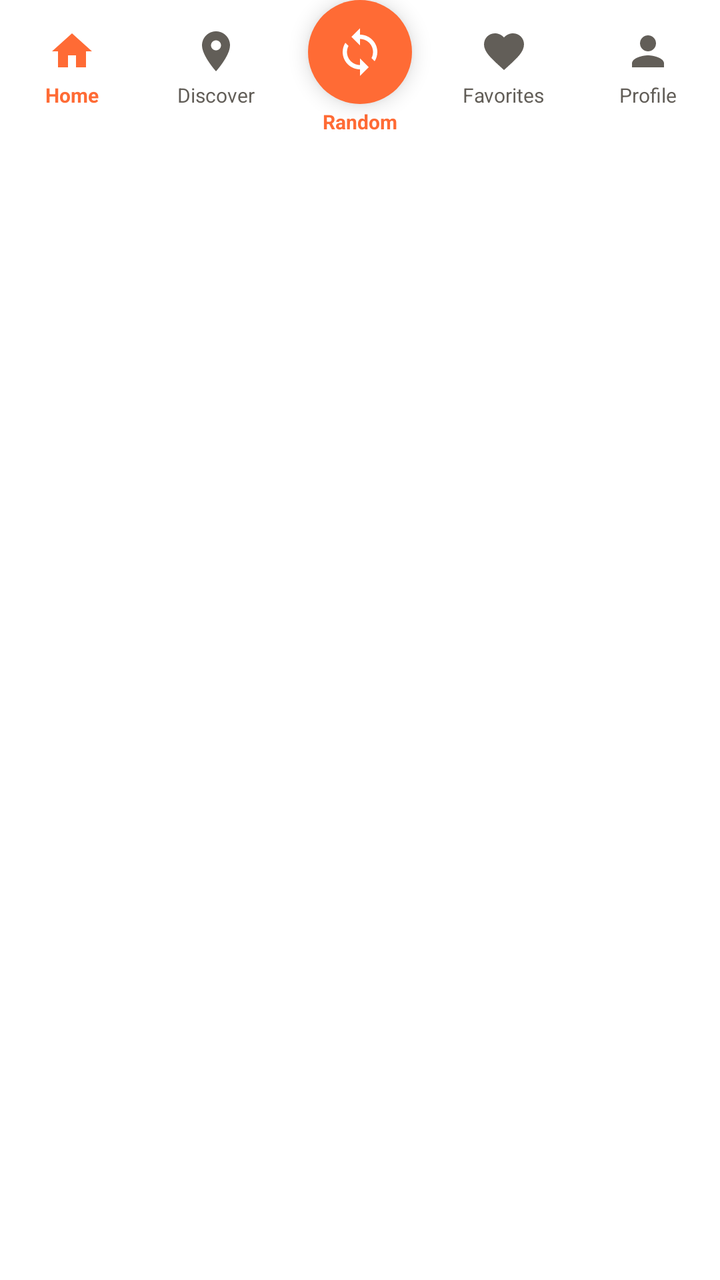
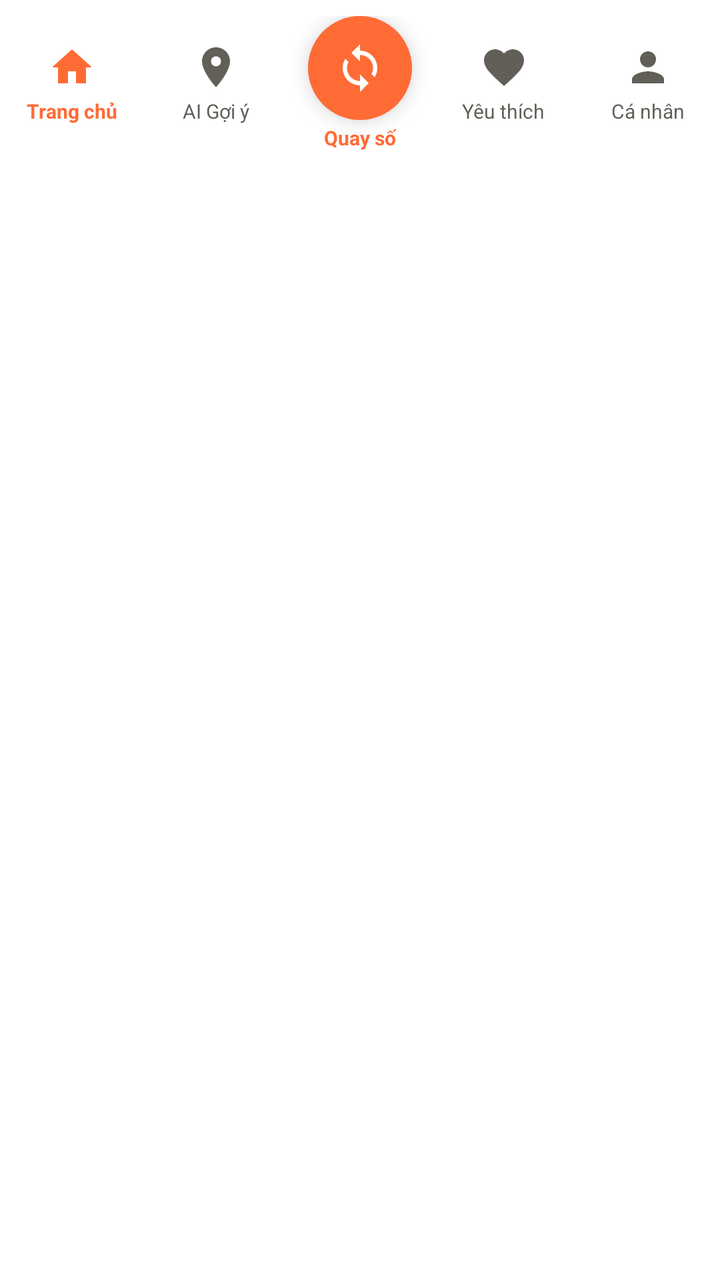

The first picture is an Android layout as it rendered before a commit; the second is the same layout after the commit. The layout source and the unified diff follow.
<!-- AndroidManifest.xml: application theme Theme.AnGi_DiDau -->
<!-- res/layout/layout_bottom_nav.xml -->
<?xml version="1.0" encoding="utf-8"?>
<androidx.cardview.widget.CardView
    xmlns:android="http://schemas.android.com/apk/res/android"
    xmlns:app="http://schemas.android.com/apk/res-auto"
    android:layout_width="match_parent"
    android:layout_height="wrap_content"
    android:layout_gravity="bottom"
    app:cardElevation="12dp"
    app:cardCornerRadius="0dp"
    app:cardBackgroundColor="@color/surface_container_lowest">

    <LinearLayout
        android:layout_width="match_parent"
        android:layout_height="68dp"
        android:orientation="horizontal"
        android:gravity="center"
        android:weightSum="5">

        
        <LinearLayout
            android:id="@+id/navHome"
            android:layout_width="0dp"
            android:layout_height="match_parent"
            android:layout_weight="1"
            android:gravity="center"
            android:orientation="vertical"
            android:paddingTop="8dp"
            android:paddingBottom="8dp"
            android:clickable="true"
            android:focusable="true"
            android:background="?attr/selectableItemBackgroundBorderless">

            <ImageView
                android:id="@+id/ivNavHome"
                android:layout_width="24dp"
                android:layout_height="24dp"
                android:src="@drawable/ic_home"
                app:tint="@color/primary_container"/>

            <TextView
                android:id="@+id/tvNavHome"
                android:layout_width="wrap_content"
                android:layout_height="wrap_content"
                android:layout_marginTop="3dp"
                android:text="Home"
                android:textColor="@color/primary_container"
                android:textSize="10sp"
                android:textStyle="bold"/>

        </LinearLayout>

        
        <LinearLayout
            android:id="@+id/navDiscover"
            android:layout_width="0dp"
            android:layout_height="match_parent"
            android:layout_weight="1"
            android:gravity="center"
            android:orientation="vertical"
            android:paddingTop="8dp"
            android:paddingBottom="8dp"
            android:clickable="true"
            android:focusable="true"
            android:background="?attr/selectableItemBackgroundBorderless">

            <ImageView
                android:id="@+id/ivNavDiscover"
                android:layout_width="24dp"
                android:layout_height="24dp"
                android:src="@drawable/ic_discover"
                app:tint="@color/secondary"/>

            <TextView
                android:id="@+id/tvNavDiscover"
                android:layout_width="wrap_content"
                android:layout_height="wrap_content"
                android:layout_marginTop="3dp"
                android:text="Discover"
                android:textColor="@color/secondary"
                android:textSize="10sp"/>

        </LinearLayout>

        
        <LinearLayout
            android:id="@+id/navRandom"
            android:layout_width="0dp"
            android:layout_height="match_parent"
            android:layout_weight="1"
            android:gravity="center"
            android:orientation="vertical"
            android:clickable="true"
            android:focusable="true"
            android:background="?attr/selectableItemBackgroundBorderless">

            
            <FrameLayout
                android:layout_width="52dp"
                android:layout_height="52dp"
                android:background="@drawable/bg_circle_primary"
                android:elevation="6dp"
                android:layout_marginBottom="2dp">

                <ImageView
                    android:layout_width="26dp"
                    android:layout_height="26dp"
                    android:layout_gravity="center"
                    android:src="@drawable/ic_spin"
                    android:contentDescription="Random"/>

            </FrameLayout>

            <TextView
                android:id="@+id/tvNavRandom"
                android:layout_width="wrap_content"
                android:layout_height="wrap_content"
                android:text="Random"
                android:textColor="@color/primary_container"
                android:textSize="10sp"
                android:textStyle="bold"/>

        </LinearLayout>

        
        <LinearLayout
            android:id="@+id/navFavorites"
            android:layout_width="0dp"
            android:layout_height="match_parent"
            android:layout_weight="1"
            android:gravity="center"
            android:orientation="vertical"
            android:paddingTop="8dp"
            android:paddingBottom="8dp"
            android:clickable="true"
            android:focusable="true"
            android:background="?attr/selectableItemBackgroundBorderless">

            <ImageView
                android:id="@+id/ivNavFavorites"
                android:layout_width="24dp"
                android:layout_height="24dp"
                android:src="@drawable/ic_heart"
                app:tint="@color/secondary"/>

            <TextView
                android:id="@+id/tvNavFavorites"
                android:layout_width="wrap_content"
                android:layout_height="wrap_content"
                android:layout_marginTop="3dp"
                android:text="Favorites"
                android:textColor="@color/secondary"
                android:textSize="10sp"/>

        </LinearLayout>

        
        <LinearLayout
            android:id="@+id/navProfile"
            android:layout_width="0dp"
            android:layout_height="match_parent"
            android:layout_weight="1"
            android:gravity="center"
            android:orientation="vertical"
            android:paddingTop="8dp"
            android:paddingBottom="8dp"
            android:clickable="true"
            android:focusable="true"
            android:background="?attr/selectableItemBackgroundBorderless">

            <ImageView
                android:id="@+id/ivNavProfile"
                android:layout_width="24dp"
                android:layout_height="24dp"
                android:src="@drawable/ic_person"
                app:tint="@color/secondary"/>

            <TextView
                android:id="@+id/tvNavProfile"
                android:layout_width="wrap_content"
                android:layout_height="wrap_content"
                android:layout_marginTop="3dp"
                android:text="Profile"
                android:textColor="@color/secondary"
                android:textSize="10sp"/>

        </LinearLayout>

    </LinearLayout>

</androidx.cardview.widget.CardView>
<!-- resources referenced by this layout -->
<resources>
  <color name="primary_container">#FF6B35</color>
  <color name="secondary">#625E58</color>
  <color name="surface_container_lowest">#FFFFFF</color>
  <!-- drawable bg_circle_primary (drawable) -->
  <?xml version="1.0" encoding="utf-8"?>
  <shape xmlns:android="http://schemas.android.com/apk/res/android"
      android:shape="oval">
      <solid android:color="@color/primary_container"/>
  </shape>
  <!-- drawable ic_discover (drawable) -->
  <?xml version="1.0" encoding="utf-8"?>
  <vector xmlns:android="http://schemas.android.com/apk/res/android"
      android:width="24dp"
      android:height="24dp"
      android:viewportWidth="24"
      android:viewportHeight="24">
      <path
          android:fillColor="#FF000000"
          android:pathData="M12,2C8.13,2 5,5.13 5,9c0,5.25 7,13 7,13s7,-7.75 7,-13c0,-3.87 -3.13,-7 -7,-7zM12,11.5c-1.38,0 -2.5,-1.12 -2.5,-2.5s1.12,-2.5 2.5,-2.5 2.5,1.12 2.5,2.5 -1.12,2.5 -2.5,2.5z"/>
  </vector>
  <!-- drawable ic_heart (drawable) -->
  <?xml version="1.0" encoding="utf-8"?>
  <vector xmlns:android="http://schemas.android.com/apk/res/android"
      android:width="24dp"
      android:height="24dp"
      android:viewportWidth="24"
      android:viewportHeight="24">
      <path
          android:fillColor="#FF000000"
          android:pathData="M12,21.35l-1.45,-1.32C5.4,15.36 2,12.28 2,8.5 2,5.42 4.42,3 7.5,3c1.74,0 3.41,0.81 4.5,2.09C13.09,3.81 14.76,3 16.5,3 19.58,3 22,5.42 22,8.5c0,3.78 -3.4,6.86 -8.55,11.54L12,21.35z"/>
  </vector>
  <!-- drawable ic_home (drawable) -->
  <?xml version="1.0" encoding="utf-8"?>
  <vector xmlns:android="http://schemas.android.com/apk/res/android"
      android:width="24dp"
      android:height="24dp"
      android:viewportWidth="24"
      android:viewportHeight="24">
      <path
          android:fillColor="#FF000000"
          android:pathData="M10,20v-6h4v6h5v-8h3L12,3 2,12h3v8z"/>
  </vector>
  <!-- drawable ic_person (drawable) -->
  <vector xmlns:android="http://schemas.android.com/apk/res/android"
      android:width="24dp"
      android:height="24dp"
      android:viewportWidth="24"
      android:viewportHeight="24">
    <path
        android:fillColor="#FF000000"
        android:pathData="M12,12c2.21,0 4,-1.79 4,-4s-1.79,-4 -4,-4s-4,1.79 -4,4s1.79,4 4,4zM12,14c-2.67,0 -8,1.34 -8,4v2h16v-2c0,-2.66 -5.33,-4 -8,-4z"/>
  </vector>
  <!-- drawable ic_spin (drawable) -->
  <?xml version="1.0" encoding="utf-8"?>
  <vector xmlns:android="http://schemas.android.com/apk/res/android"
      android:width="28dp"
      android:height="28dp"
      android:viewportWidth="24"
      android:viewportHeight="24">
      <path
          android:fillColor="#FFFFFF"
          android:pathData="M12,4V1L8,5l4,4V6c3.31,0 6,2.69 6,6 0,1.01-0.25,1.97-0.7,2.8l1.46,1.46C19.54,15.03 20,13.57 20,12c0-4.42-3.58-8-8-8zm0,14c-3.31,0-6-2.69-6-6 0-1.01,0.25-1.97,0.7-2.8L5.24,7.74C4.46,8.97 4,10.43 4,12c0,4.42 3.58,8 8,8v3l4-4-4-4v3z"/>
  </vector>
  <style name="Theme.AnGi_DiDau" parent="Base.Theme.AnGi_DiDau" />
  <style name="Base.Theme.AnGi_DiDau" parent="Theme.Material3.DayNight.NoActionBar">
          
          
      </style>
</resources>

<!-- the commit's change to res/layout/layout_bottom_nav.xml (unified diff, before → after) -->
@@ -11,9 +11,10 @@
 
     <LinearLayout
         android:layout_width="match_parent"
-        android:layout_height="68dp"
+        android:layout_height="76dp"
         android:orientation="horizontal"
         android:gravity="center"
+        android:paddingTop="8dp"
         android:weightSum="5">
 
         
@@ -42,7 +43,7 @@
                 android:layout_width="wrap_content"
                 android:layout_height="wrap_content"
                 android:layout_marginTop="3dp"
-                android:text="Home"
+                android:text="Trang chủ"
                 android:textColor="@color/primary_container"
                 android:textSize="10sp"
                 android:textStyle="bold"/>
@@ -75,7 +76,7 @@
                 android:layout_width="wrap_content"
                 android:layout_height="wrap_content"
                 android:layout_marginTop="3dp"
-                android:text="Discover"
+                android:text="AI Gợi ý"
                 android:textColor="@color/secondary"
                 android:textSize="10sp"/>
 
@@ -114,7 +115,7 @@
                 android:id="@+id/tvNavRandom"
                 android:layout_width="wrap_content"
                 android:layout_height="wrap_content"
-                android:text="Random"
+                android:text="Quay số"
                 android:textColor="@color/primary_container"
                 android:textSize="10sp"
                 android:textStyle="bold"/>
@@ -147,7 +148,7 @@
                 android:layout_width="wrap_content"
                 android:layout_height="wrap_content"
                 android:layout_marginTop="3dp"
-                android:text="Favorites"
+                android:text="Yêu thích"
                 android:textColor="@color/secondary"
                 android:textSize="10sp"/>
 
@@ -179,7 +180,7 @@
                 android:layout_width="wrap_content"
                 android:layout_height="wrap_content"
                 android:layout_marginTop="3dp"
-                android:text="Profile"
+                android:text="Cá nhân"
                 android:textColor="@color/secondary"
                 android:textSize="10sp"/>
 
